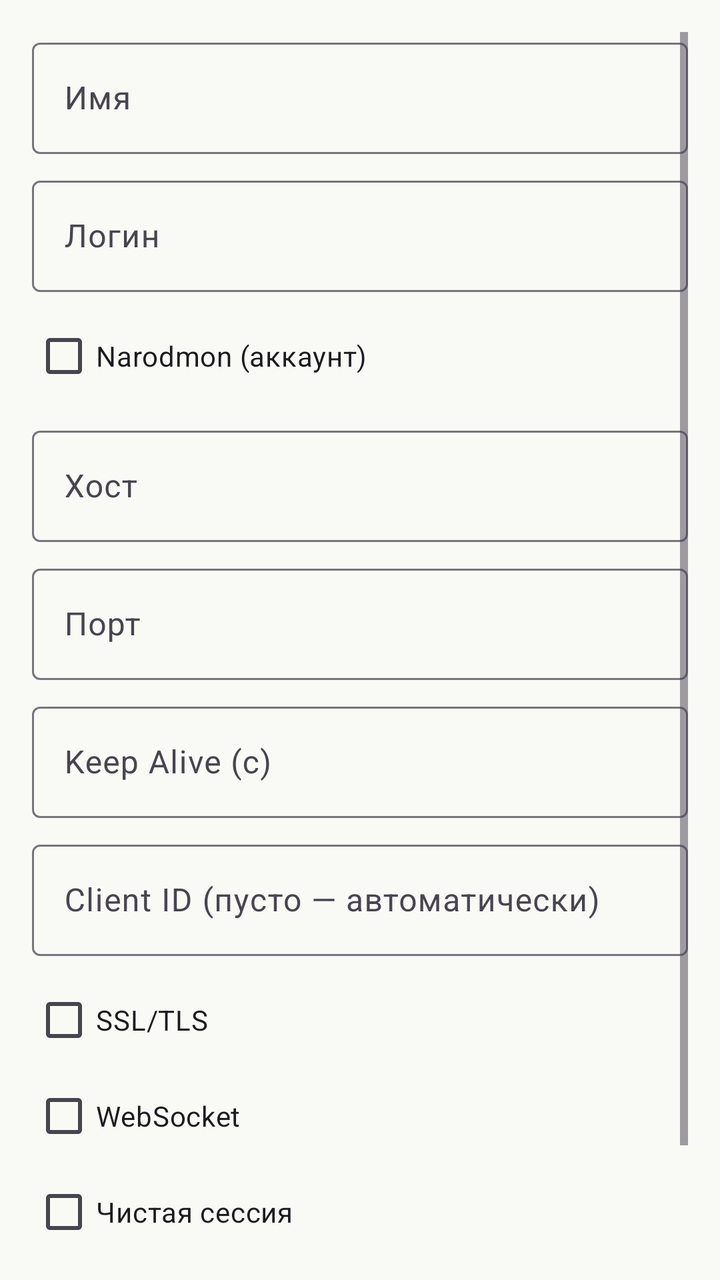
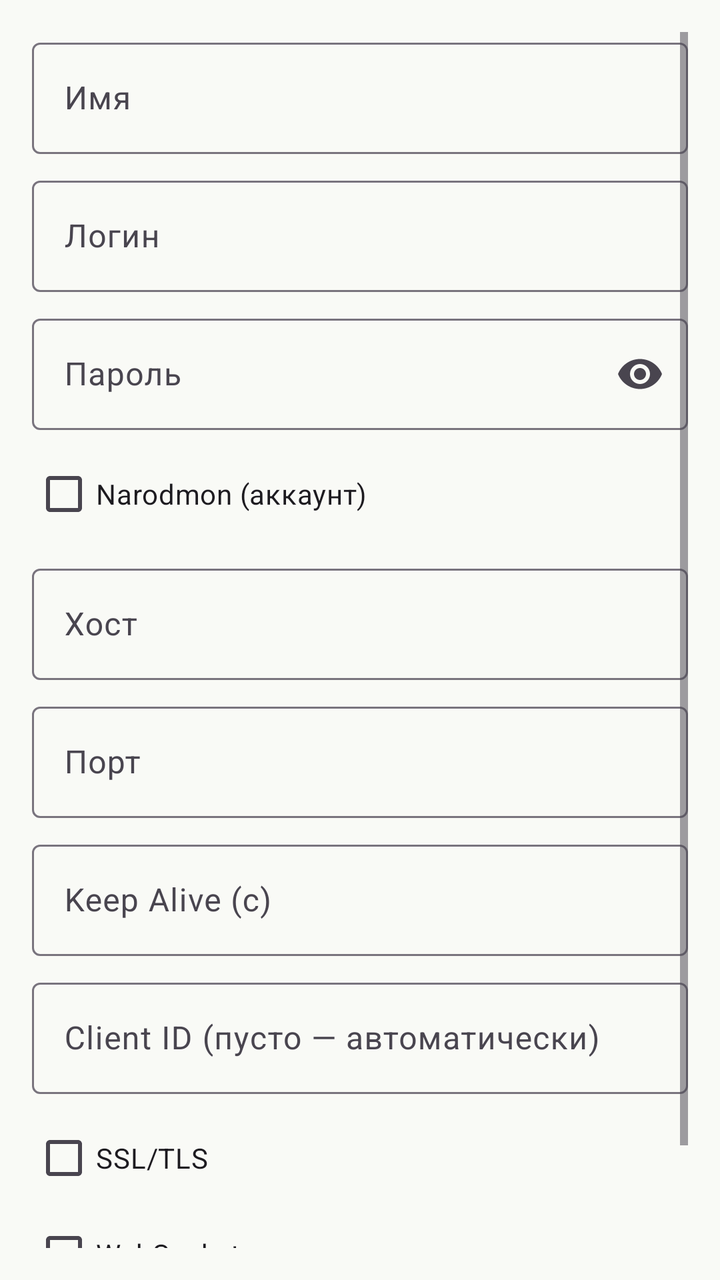

The first picture is an Android layout as it rendered before a commit; the second is the same layout after the commit. The layout source and the unified diff follow.
<!-- AndroidManifest.xml: application theme Theme.MQTTPanel -->
<!-- res/layout/dialog_connection.xml -->
<?xml version="1.0" encoding="utf-8"?>
<ScrollView xmlns:android="http://schemas.android.com/apk/res/android"
    xmlns:app="http://schemas.android.com/apk/res-auto"
    android:layout_width="match_parent"
    android:layout_height="wrap_content"
    android:padding="16dp">

    <LinearLayout
        android:layout_width="match_parent"
        android:layout_height="wrap_content"
        android:orientation="vertical">

        <com.google.android.material.textfield.TextInputLayout
            android:layout_width="match_parent"
            android:layout_height="wrap_content"
            android:hint="@string/connection_name">

            <com.google.android.material.textfield.TextInputEditText
                android:id="@+id/et_name"
                android:layout_width="match_parent"
                android:layout_height="wrap_content"
                android:inputType="text" />

        </com.google.android.material.textfield.TextInputLayout>

        <com.google.android.material.textfield.TextInputLayout
            android:layout_width="match_parent"
            android:layout_height="wrap_content"
            android:layout_marginTop="8dp"
            android:hint="@string/username">

            <com.google.android.material.textfield.TextInputEditText
                android:id="@+id/et_username"
                android:layout_width="match_parent"
                android:layout_height="wrap_content"
                android:inputType="text" />

        </com.google.android.material.textfield.TextInputLayout>

        
        <com.google.android.material.checkbox.MaterialCheckBox
            android:id="@+id/cb_narodmon"
            android:layout_width="match_parent"
            android:layout_height="wrap_content"
            android:layout_marginTop="8dp"
            android:text="@string/narodmon_account" />

        
        <com.google.android.material.textfield.TextInputLayout
            android:id="@+id/layout_api_key"
            android:layout_width="match_parent"
            android:layout_height="wrap_content"
            android:layout_marginTop="8dp"
            android:hint="@string/field_api_key"
            android:visibility="gone">

            <com.google.android.material.textfield.TextInputEditText
                android:id="@+id/et_api_key"
                android:layout_width="match_parent"
                android:layout_height="wrap_content"
                android:inputType="text" />

        </com.google.android.material.textfield.TextInputLayout>

        
        <LinearLayout
            android:id="@+id/layout_mqtt"
            android:layout_width="match_parent"
            android:layout_height="wrap_content"
            android:orientation="vertical">

            <com.google.android.material.textfield.TextInputLayout
                android:layout_width="match_parent"
                android:layout_height="wrap_content"
                android:layout_marginTop="8dp"
                android:hint="@string/host">

                <com.google.android.material.textfield.TextInputEditText
                    android:id="@+id/et_host"
                    android:layout_width="match_parent"
                    android:layout_height="wrap_content"
                    android:inputType="text" />

            </com.google.android.material.textfield.TextInputLayout>

            <com.google.android.material.textfield.TextInputLayout
                android:layout_width="match_parent"
                android:layout_height="wrap_content"
                android:layout_marginTop="8dp"
                android:hint="@string/port">

                <com.google.android.material.textfield.TextInputEditText
                    android:id="@+id/et_port"
                    android:layout_width="match_parent"
                    android:layout_height="wrap_content"
                    android:inputType="number" />

            </com.google.android.material.textfield.TextInputLayout>

            <com.google.android.material.textfield.TextInputLayout
                android:layout_width="match_parent"
                android:layout_height="wrap_content"
                android:layout_marginTop="8dp"
                android:hint="@string/keep_alive">

                <com.google.android.material.textfield.TextInputEditText
                    android:id="@+id/et_keepalive"
                    android:layout_width="match_parent"
                    android:layout_height="wrap_content"
                    android:inputType="number" />

            </com.google.android.material.textfield.TextInputLayout>

            <com.google.android.material.textfield.TextInputLayout
                android:layout_width="match_parent"
                android:layout_height="wrap_content"
                android:layout_marginTop="8dp"
                android:hint="@string/field_client_id">

                <com.google.android.material.textfield.TextInputEditText
                    android:id="@+id/et_client_id"
                    android:layout_width="match_parent"
                    android:layout_height="wrap_content"
                    android:inputType="text" />

            </com.google.android.material.textfield.TextInputLayout>

            <com.google.android.material.checkbox.MaterialCheckBox
                android:id="@+id/cb_ssl"
                android:layout_width="match_parent"
                android:layout_height="wrap_content"
                android:layout_marginTop="8dp"
                android:text="@string/ssl" />

            <com.google.android.material.checkbox.MaterialCheckBox
                android:id="@+id/cb_websocket"
                android:layout_width="match_parent"
                android:layout_height="wrap_content"
                android:text="@string/websocket" />

            <com.google.android.material.checkbox.MaterialCheckBox
                android:id="@+id/cb_clean"
                android:layout_width="match_parent"
                android:layout_height="wrap_content"
                android:text="@string/clean_session" />

        </LinearLayout>

        <com.google.android.material.textfield.TextInputLayout
            android:layout_width="match_parent"
            android:layout_height="wrap_content"
            android:layout_marginTop="8dp"
            android:hint="@string/password"
            app:endIconMode="password_toggle">

            <com.google.android.material.textfield.TextInputEditText
                android:id="@+id/et_password"
                android:layout_width="match_parent"
                android:layout_height="wrap_content"
                android:inputType="textPassword" />

        </com.google.android.material.textfield.TextInputLayout>

        
        <LinearLayout
            android:id="@+id/layout_grafana_conn"
            android:layout_width="match_parent"
            android:layout_height="wrap_content"
            android:orientation="vertical"
            android:visibility="gone">

            <com.google.android.material.checkbox.MaterialCheckBox
                android:id="@+id/cb_grafana_conn"
                android:layout_width="match_parent"
                android:layout_height="wrap_content"
                android:layout_marginTop="8dp"
                android:text="@string/grafana_history" />

            <com.google.android.material.textfield.TextInputLayout
                android:layout_width="match_parent"
                android:layout_height="wrap_content"
                android:hint="@string/grafana_url_hint">

                <com.google.android.material.textfield.TextInputEditText
                    android:id="@+id/et_gh_url"
                    android:layout_width="match_parent"
                    android:layout_height="wrap_content"
                    android:inputType="textUri" />

            </com.google.android.material.textfield.TextInputLayout>

            <LinearLayout
                android:layout_width="match_parent"
                android:layout_height="wrap_content"
                android:orientation="horizontal">

                <com.google.android.material.textfield.TextInputLayout
                    android:layout_width="0dp"
                    android:layout_height="wrap_content"
                    android:layout_weight="1"
                    android:layout_marginEnd="4dp"
                    android:hint="@string/grafana_user_hint">

                    <com.google.android.material.textfield.TextInputEditText
                        android:id="@+id/et_gh_user"
                        android:layout_width="match_parent"
                        android:layout_height="wrap_content"
                        android:inputType="text" />

                </com.google.android.material.textfield.TextInputLayout>

                <com.google.android.material.textfield.TextInputLayout
                    android:layout_width="0dp"
                    android:layout_height="wrap_content"
                    android:layout_weight="1"
                    android:layout_marginStart="4dp"
                    android:hint="@string/grafana_pass_hint">

                    <com.google.android.material.textfield.TextInputEditText
                        android:id="@+id/et_gh_pass"
                        android:layout_width="match_parent"
                        android:layout_height="wrap_content"
                        android:inputType="textPassword" />

                </com.google.android.material.textfield.TextInputLayout>

            </LinearLayout>

            <com.google.android.material.textfield.TextInputLayout
                android:layout_width="match_parent"
                android:layout_height="wrap_content"
                android:hint="@string/grafana_uid_hint">

                <com.google.android.material.textfield.TextInputEditText
                    android:id="@+id/et_gh_uid"
                    android:layout_width="match_parent"
                    android:layout_height="wrap_content"
                    android:inputType="text" />

            </com.google.android.material.textfield.TextInputLayout>

            <LinearLayout
                android:layout_width="match_parent"
                android:layout_height="wrap_content"
                android:orientation="horizontal">

                <com.google.android.material.textfield.TextInputLayout
                    android:layout_width="0dp"
                    android:layout_height="wrap_content"
                    android:layout_weight="2"
                    android:layout_marginEnd="4dp"
                    android:hint="@string/gh_measurement">

                    <com.google.android.material.textfield.TextInputEditText
                        android:id="@+id/et_gh_measurement"
                        android:layout_width="match_parent"
                        android:layout_height="wrap_content"
                        android:inputType="text" />

                </com.google.android.material.textfield.TextInputLayout>

                <com.google.android.material.textfield.TextInputLayout
                    android:layout_width="0dp"
                    android:layout_height="wrap_content"
                    android:layout_weight="1"
                    android:layout_marginStart="4dp"
                    android:hint="@string/gh_field">

                    <com.google.android.material.textfield.TextInputEditText
                        android:id="@+id/et_gh_field"
                        android:layout_width="match_parent"
                        android:layout_height="wrap_content"
                        android:inputType="text" />

                </com.google.android.material.textfield.TextInputLayout>

                <com.google.android.material.textfield.TextInputLayout
                    android:layout_width="0dp"
                    android:layout_height="wrap_content"
                    android:layout_weight="1"
                    android:layout_marginStart="4dp"
                    android:hint="@string/gh_tag">

                    <com.google.android.material.textfield.TextInputEditText
                        android:id="@+id/et_gh_tag"
                        android:layout_width="match_parent"
                        android:layout_height="wrap_content"
                        android:inputType="text" />

                </com.google.android.material.textfield.TextInputLayout>

            </LinearLayout>

            <TextView
                android:layout_width="match_parent"
                android:layout_height="wrap_content"
                android:layout_marginTop="4dp"
                android:textSize="12sp"
                android:text="@string/gh_hint_conn" />

        </LinearLayout>

    </LinearLayout>

</ScrollView>
<!-- resources referenced by this layout -->
<resources>
  <string name="clean_session">Чистая сессия</string>
  <string name="connection_name">Имя</string>
  <string name="field_api_key">API-ключ narodmon (личный)</string>
  <string name="field_client_id">Client ID (пусто — автоматически)</string>
  <string name="gh_field">Поле (field)</string>
  <string name="gh_hint_conn">Живые точки остаются из MQTT; значение тега = тема подписки (у серий мультиграфика — их темы). Действует на все графики этого подключения.</string>
  <string name="gh_measurement">Measurement</string>
  <string name="gh_tag">Тег</string>
  <string name="grafana_history">История из Grafana (InfluxDB)</string>
  <string name="grafana_pass_hint">Пароль Grafana</string>
  <string name="grafana_uid_hint">Datasource UID</string>
  <string name="grafana_url_hint">Адрес Grafana (https://grafana.dom или http://192.168.1.10:3000)</string>
  <string name="grafana_user_hint">Логин Grafana</string>
  <string name="host">Хост</string>
  <string name="keep_alive">Keep Alive (с)</string>
  <string name="narodmon_account">Narodmon (аккаунт)</string>
  <string name="password">Пароль</string>
  <string name="port">Порт</string>
  <string name="ssl">SSL/TLS</string>
  <string name="username">Логин</string>
  <string name="websocket">WebSocket</string>
  <style name="Theme.MQTTPanel" parent="Theme.Material3.Light.NoActionBar">
          <item name="colorPrimary">@color/md_theme_primary</item>
          <item name="colorOnPrimary">@color/md_theme_onPrimary</item>
          <item name="colorPrimaryContainer">@color/md_theme_primaryContainer</item>
          <item name="colorSecondary">@color/md_theme_secondary</item>
          <item name="colorOnSecondary">@color/md_theme_onSecondary</item>
          <item name="colorSecondaryContainer">@color/md_theme_secondaryContainer</item>
          <item name="android:colorBackground">@color/md_theme_surface</item>
          <item name="colorSurface">@color/md_theme_surface</item>
          <item name="colorOnSurface">@color/md_theme_onSurface</item>
          <item name="colorError">@color/md_theme_error</item>
          <item name="android:statusBarColor">?attr/colorPrimaryContainer</item>
      </style>
  <color name="md_theme_primary">#386A36</color>
  <color name="md_theme_onPrimary">#FFFFFF</color>
  <color name="md_theme_primaryContainer">#B9F3B2</color>
  <color name="md_theme_secondary">#54634F</color>
  <color name="md_theme_onSecondary">#FFFFFF</color>
  <color name="md_theme_secondaryContainer">#D7E8CF</color>
  <color name="md_theme_surface">#F9FAF6</color>
  <color name="md_theme_onSurface">#191C1A</color>
  <color name="md_theme_error">#BA1A1A</color>
</resources>

<!-- the commit's change to res/layout/dialog_connection.xml (unified diff, before → after) -->
@@ -38,6 +38,22 @@
         </com.google.android.material.textfield.TextInputLayout>
 
         
+        <com.google.android.material.textfield.TextInputLayout
+            android:layout_width="match_parent"
+            android:layout_height="wrap_content"
+            android:layout_marginTop="8dp"
+            android:hint="@string/password"
+            app:endIconMode="password_toggle">
+
+            <com.google.android.material.textfield.TextInputEditText
+                android:id="@+id/et_password"
+                android:layout_width="match_parent"
+                android:layout_height="wrap_content"
+                android:inputType="textPassword" />
+
+        </com.google.android.material.textfield.TextInputLayout>
+
+        
         <com.google.android.material.checkbox.MaterialCheckBox
             android:id="@+id/cb_narodmon"
             android:layout_width="match_parent"
@@ -146,21 +162,6 @@
 
         </LinearLayout>
 
-        <com.google.android.material.textfield.TextInputLayout
-            android:layout_width="match_parent"
-            android:layout_height="wrap_content"
-            android:layout_marginTop="8dp"
-            android:hint="@string/password"
-            app:endIconMode="password_toggle">
-
-            <com.google.android.material.textfield.TextInputEditText
-                android:id="@+id/et_password"
-                android:layout_width="match_parent"
-                android:layout_height="wrap_content"
-                android:inputType="textPassword" />
-
-        </com.google.android.material.textfield.TextInputLayout>
-
         
         <LinearLayout
             android:id="@+id/layout_grafana_conn"
